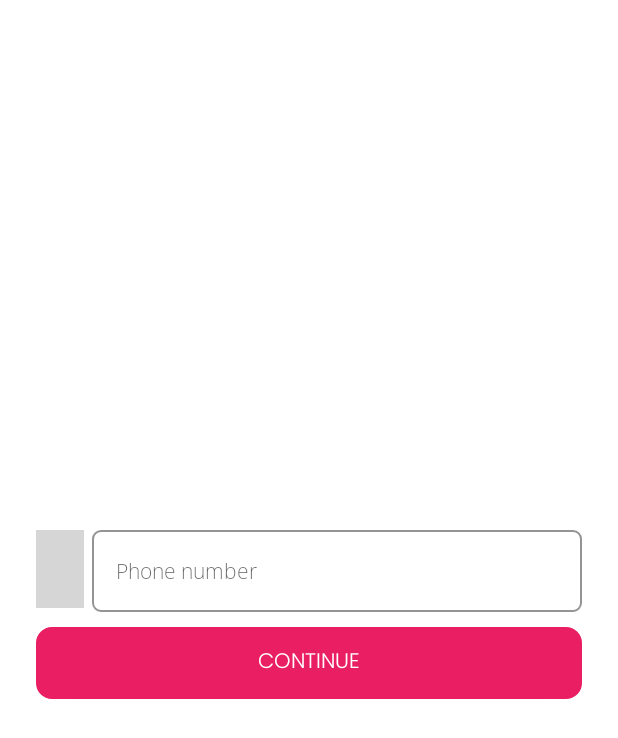
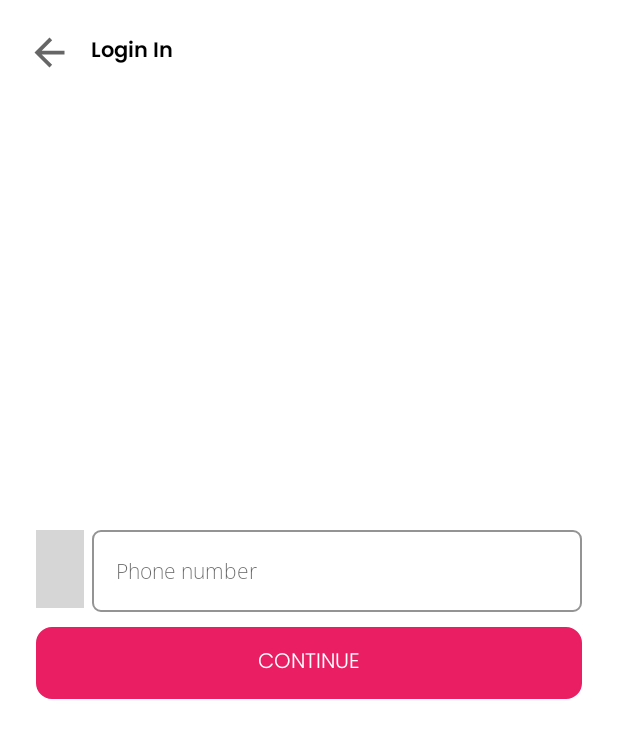
Before and after one commit to prasanth9689/Skyblue_Shopping_App, an Android app: the RegisterActivity screen opened directly, with no data from a screen before it, on a phone screen of 412 x 824 dp. Shown: the top 738 px of the screen. Run offline under Robolectric (Android 15) with nearby library versions, the phone set to English and light mode, and no system bars; our stand-ins replace Firebase (no records; nobody signed in at launch, a user with empty details on screens opened directly), Volley; plain views replace CountryCodePicker; network calls fail; Roboto replaces fonts that are not available here; grey boxes are pictures that could not be loaded.

Commit message:
minor issue fixed

```diff
--- a/app/build.gradle
+++ b/app/build.gradle
@@ -81,5 +81,5 @@ dependencies {
     implementation 'com.google.code.gson:gson:2.8.6'
     implementation 'com.squareup.retrofit2:converter-gson:2.7.2'
     implementation 'androidx.swiperefreshlayout:swiperefreshlayout:1.2.0-alpha01'
-
+    implementation 'androidx.browser:browser:1.6.0-alpha02'
 }
--- a/app/src/main/res/layout/activity_name.xml
+++ b/app/src/main/res/layout/activity_name.xml
@@ -15,7 +15,7 @@
         android:background="@color/white">
 
         <ImageView
-            android:id="@+id/id_back"
+            android:id="@+id/back"
             android:layout_width="35dp"
             android:layout_height="30dp"
             app:srcCompat="@drawable/ic_baseline_arrow_back_block_40"
@@ -28,7 +28,7 @@
             android:layout_height="wrap_content"
             android:layout_centerVertical="true"
             android:layout_marginStart="10dp"
-            android:layout_toRightOf="@id/id_back"
+            android:layout_toRightOf="@id/back"
             android:text="@string/complete_registration"
             android:textColor="@color/black"
             android:textStyle="bold"
--- a/app/src/main/res/layout/activity_register.xml
+++ b/app/src/main/res/layout/activity_register.xml
@@ -7,6 +7,36 @@
     android:layout_gravity="center_horizontal"
     android:background="@color/white"
     tools:context=".activity.registration.RegisterActivity">
+
+        <RelativeLayout
+            android:id="@+id/top_nav_main"
+            android:layout_width="match_parent"
+            android:layout_margin="10dp"
+            android:layout_height="50dp"
+            android:layout_alignParentBottom="false"
+            android:background="@color/white">
+
+                <ImageView
+                    android:id="@+id/back"
+                    android:layout_width="35dp"
+                    android:layout_height="30dp"
+                    app:srcCompat="@drawable/ic_baseline_arrow_back_block_40"
+                    android:layout_centerVertical="true"
+                    android:layout_marginLeft="5dp" />
+
+
+                <TextView
+                    android:layout_width="wrap_content"
+                    android:layout_height="wrap_content"
+                    android:layout_centerVertical="true"
+                    android:layout_marginStart="10dp"
+                    android:layout_toRightOf="@id/back"
+                    android:text="Login In"
+                    android:textColor="@color/black"
+                    android:textStyle="bold"
+                    android:fontFamily="@font/poppins_semibold"/>
+
+        </RelativeLayout>
 
         <RelativeLayout
             android:id="@+id/relative_main"
```
Also changed, not shown: app/src/main/java/com/skyblue/shop/activity/registration/NameActivity.java (+4 -6 lines), 1 other file.
